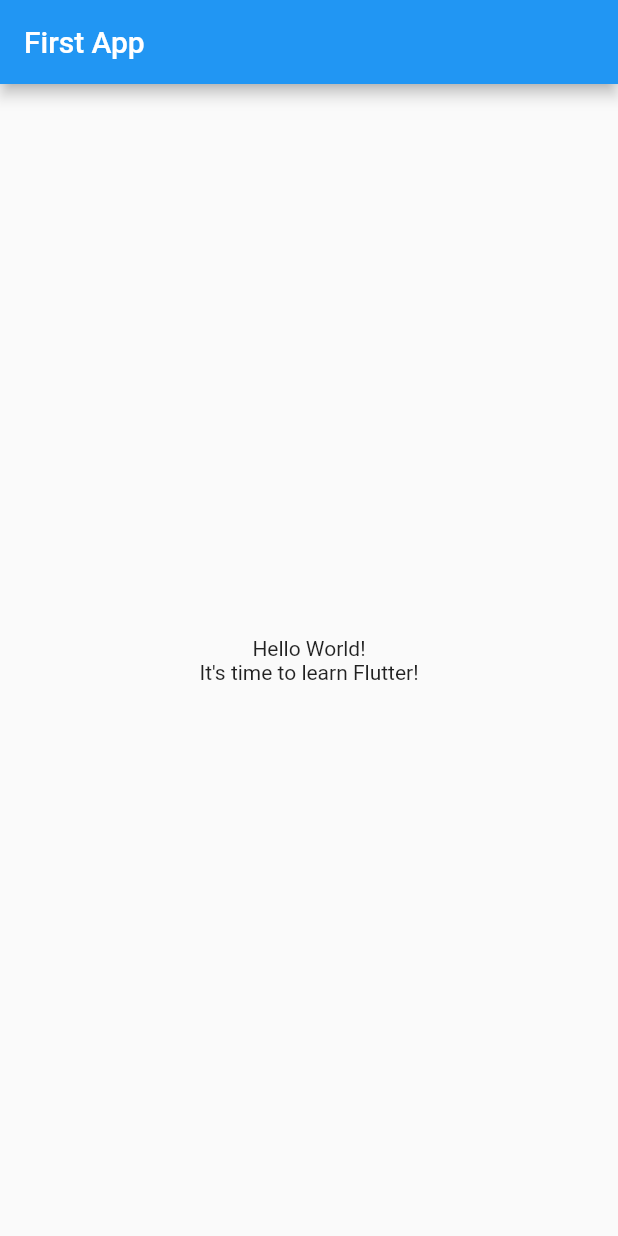
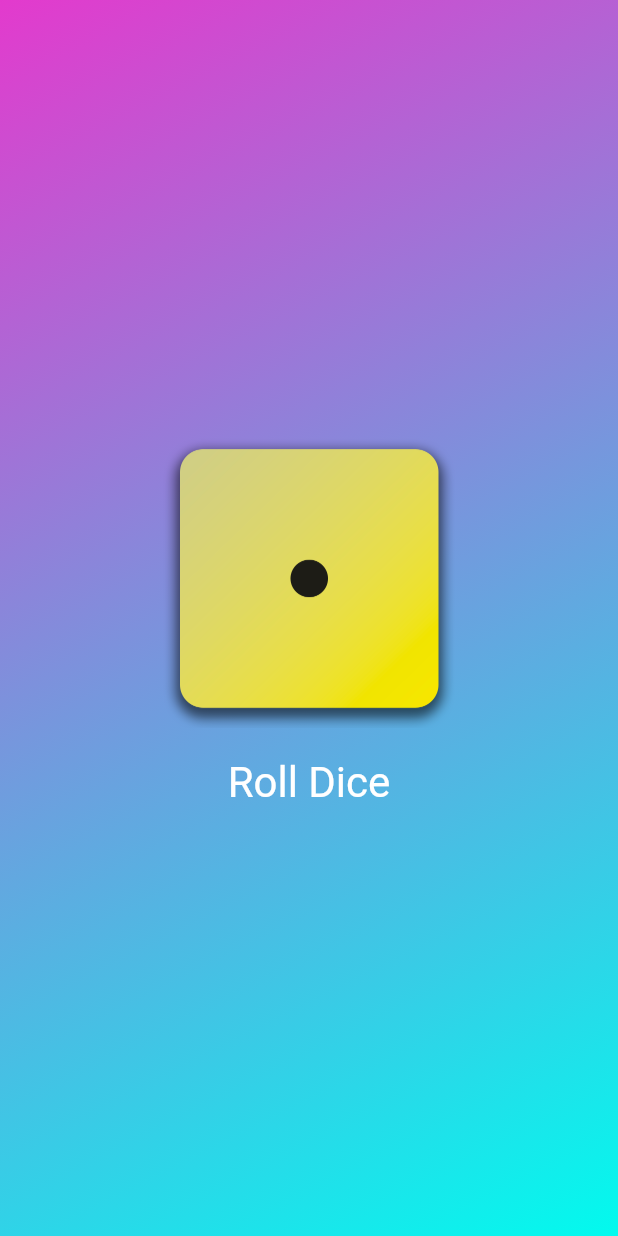
Before and after one commit to Zaela24/dice_roller, a Flutter app: the screen it shows after launch, on a phone screen of 412 x 824 dp. Run offline on Flutter 3.47's test engine with Material 2 defaults, Android fonts, the phone set to English and light mode, and no system bars.

Commit message:
Finish dice roller app

```diff
--- /dev/null
+++ b/lib/custom_text.dart
@@ -0,0 +1,18 @@
+import 'package:flutter/material.dart';
+
+class CustomText extends StatelessWidget {
+  const CustomText(this.text, {super.key});
+
+  final String text;
+
+  @override
+  Widget build(context) {
+    return Text(
+      text,
+      style: const TextStyle(
+        color: Colors.white,
+        fontSize: 28,
+      ),
+    );
+  }
+}
--- /dev/null
+++ b/lib/dice_roller.dart
@@ -0,0 +1,46 @@
+import 'dart:math';
+
+import 'package:flutter/material.dart';
+
+// saves memory, doesn't recreate Random() each time rollDice() is called
+final randomizer = Random();
+
+class DiceRoller extends StatefulWidget {
+  const DiceRoller({super.key});
+
+  @override
+  State<DiceRoller> createState() {
+    return _DiceRollerState();
+  }
+}
+
+class _DiceRollerState extends State<DiceRoller> {
+  var diceFace = 'assets/images/dice-1.png';
+
+  void rollDice() {
+    var diceRoll = randomizer.nextInt(6) + 1;
+    setState(() {
+      diceFace = 'assets/images/dice-$diceRoll.png';
+    });
+  }
+
+  @override
+  build(context) {
+    return Column(
+      mainAxisSize: MainAxisSize.min,
+      children: [
+        Image.asset(
+          diceFace,
+          width: 200,
+        ),
+        TextButton(
+            onPressed: rollDice,
+            style: TextButton.styleFrom(
+                padding: const EdgeInsets.only(top: 20),
+                foregroundColor: Colors.white,
+                textStyle: const TextStyle(fontSize: 28)),
+            child: const Text('Roll Dice'))
+      ],
+    );
+  }
+}
--- /dev/null
+++ b/lib/gradient_container.dart
@@ -0,0 +1,23 @@
+import 'package:dice_roller/custom_text.dart';
+import 'package:dice_roller/dice_roller.dart';
+import 'package:flutter/material.dart';
+
+class GradientContainer extends StatelessWidget {
+  const GradientContainer({super.key});
+
+  @override
+  Widget build(context) {
+    return Container(
+        decoration: const BoxDecoration(
+          gradient: LinearGradient(
+            colors: [
+              Color.fromARGB(255, 227, 58, 205),
+              Color.fromARGB(255, 2, 250, 238),
+            ],
+            begin: Alignment.topLeft,
+            end: Alignment.bottomRight,
+          ),
+        ),
+        child: const Center(child: DiceRoller()));
+  }
+}
--- a/lib/main.dart
+++ b/lib/main.dart
@@ -1,37 +1,13 @@
 import 'package:flutter/material.dart';
 
+import 'package:dice_roller/gradient_container.dart';
+
 void main() {
-  runApp(const MyApp());
+  runApp(
+    const MaterialApp(
+      home: Scaffold(
+        body: GradientContainer(),
+      ),
+    ),
+  );
 }
-
-class MyApp extends StatelessWidget {
-  const MyApp({super.key});
-
-  @override
-  Widget build(BuildContext context) {
-    return MaterialApp(
-      title: 'Flutter Demo',
-      theme: ThemeData(
-        primarySwatch: Colors.blue,
-      ),
-      home: Scaffold(
-        appBar: AppBar(
-          title: const Text('First App'),
-        ),
-        body: Center(
-          child: Column(
-            mainAxisAlignment: MainAxisAlignment.center,
-            children: const [
-              Text(
-                'Hello World!',
-              ),
-              Text(
-                'It\'s time to learn Flutter!',
-              ),
-            ],
-          ),
-        ),
-      ),
-    );
-  }
-}
```
Also changed, not shown: pubspec.yaml (+7 -3 lines), assets/images/dice-1.png (added), assets/images/dice-2.png (added), assets/images/dice-3.png (added), assets/images/dice-4.png (added), assets/images/dice-5.png (added), assets/images/dice-6.png (added).
